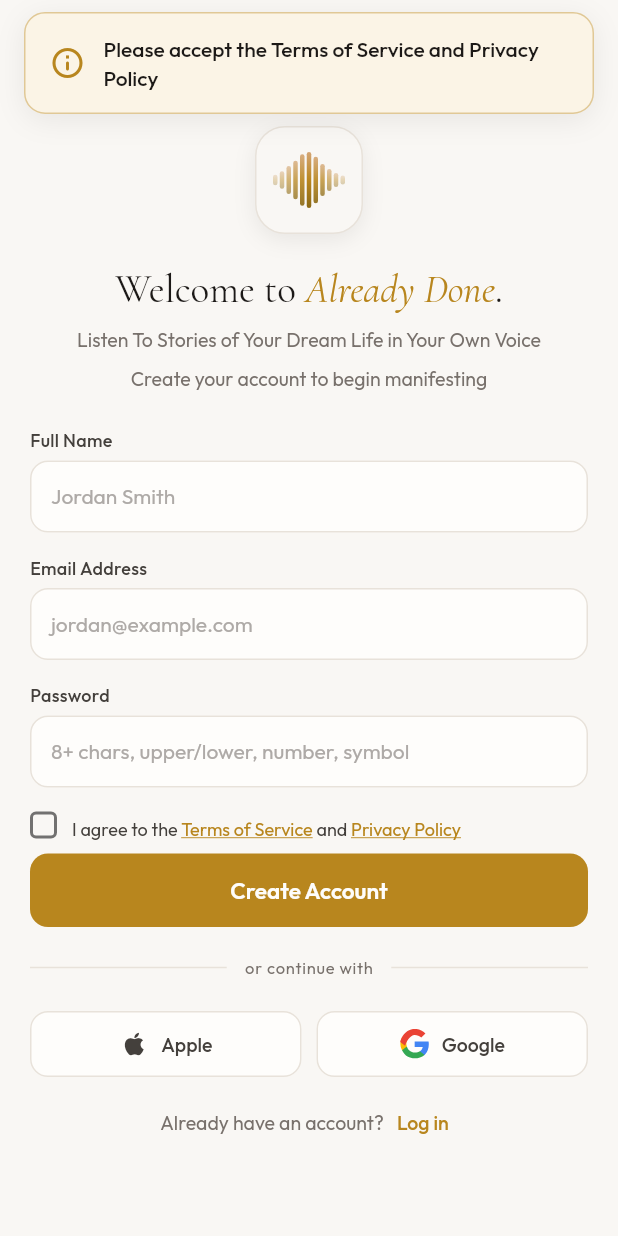
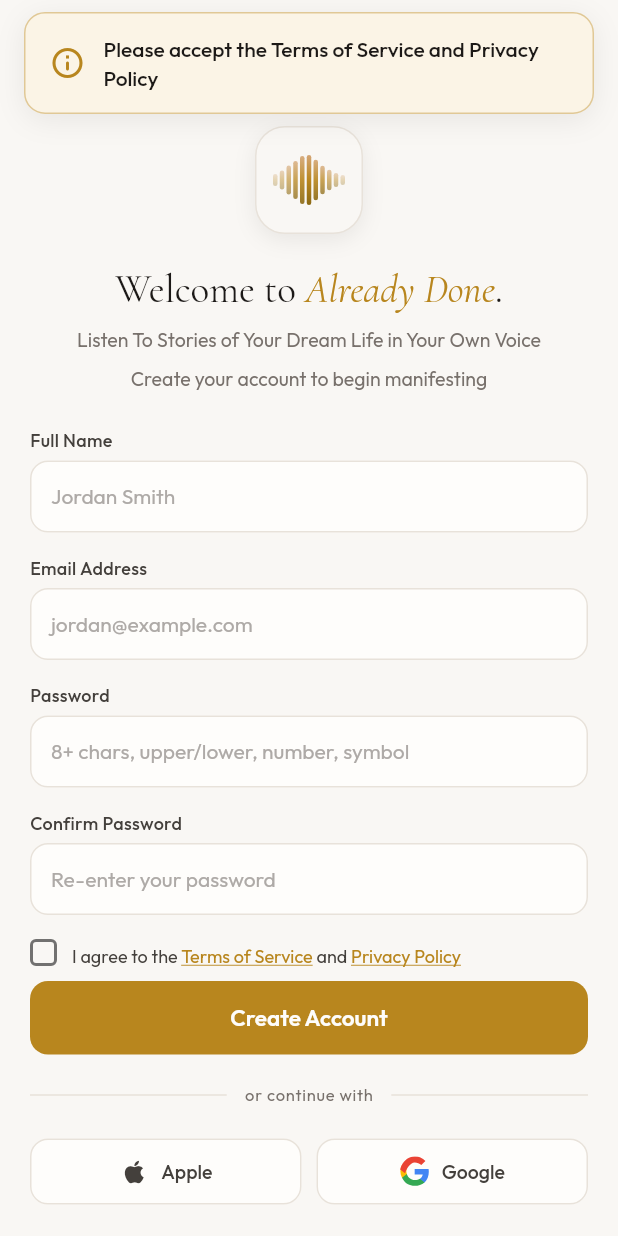
Before and after one commit to promagician77/alreadydone1, a Flutter app: the SignUpWidget screen opened by its route, after a tap on "Create Account", on a phone screen of 412 x 824 dp. Run offline on Flutter 3.47's test engine with Material 3 defaults, Android fonts, the phone set to English and light mode, and no system bars; our stand-ins replace app_links, audioplayers, auto_size_text, firebase_core, firebase_messaging, flutter_dotenv and 15 more; missing offline and left inert: json_path, mp_audio_stream, purchases_flutter, record, screen_brightness; accounts and stored records are empty; network calls fail.

Commit message:
feat: add the confirm password field

```diff
--- a/lib/pages/sign_up/sign_up_model.dart
+++ b/lib/pages/sign_up/sign_up_model.dart
@@ -9,6 +9,8 @@
   final emailTextController = TextEditingController();
   final passwordFocusNode = FocusNode();
   final passwordTextController = TextEditingController();
+  final confirmPasswordFocusNode = FocusNode();
+  final confirmPasswordTextController = TextEditingController();
   bool termsAccepted = false;
   bool isLoading = false;
 
@@ -23,5 +25,7 @@
     emailTextController.dispose();
     passwordFocusNode.dispose();
     passwordTextController.dispose();
+    confirmPasswordFocusNode.dispose();
+    confirmPasswordTextController.dispose();
   }
 }
--- a/lib/pages/sign_up/sign_up_widget.dart
+++ b/lib/pages/sign_up/sign_up_widget.dart
@@ -142,6 +142,15 @@
                         controller: _model.passwordTextController,
                         focusNode: _model.passwordFocusNode,
                         hint: '8+ chars, upper/lower, number, symbol',
+                        obscureText: true,
+                      ),
+                      const SizedBox(height: 16),
+                      _label('Confirm Password'),
+                      const SizedBox(height: 6),
+                      _input(
+                        controller: _model.confirmPasswordTextController,
+                        focusNode: _model.confirmPasswordFocusNode,
+                        hint: 'Re-enter your password',
                         obscureText: true,
                       ),
                       const SizedBox(height: 16),
@@ -309,8 +318,12 @@
     final name = _model.nameTextController.text.trim();
     final email = _model.emailTextController.text.trim();
     final password = _model.passwordTextController.text;
+    final confirmPassword = _model.confirmPasswordTextController.text;
 
-    if (name.isEmpty || email.isEmpty || password.isEmpty) {
+    if (name.isEmpty ||
+        email.isEmpty ||
+        password.isEmpty ||
+        confirmPassword.isEmpty) {
       AppToast.info(context, 'Please fill in all fields');
       return;
     }
@@ -318,6 +331,11 @@
     final passwordError = _getPasswordValidationError(password);
     if (passwordError != null) {
       AppToast.info(context, passwordError);
+      return;
+    }
+
+    if (password != confirmPassword) {
+      AppToast.info(context, 'Passwords do not match.');
       return;
     }
 
```
